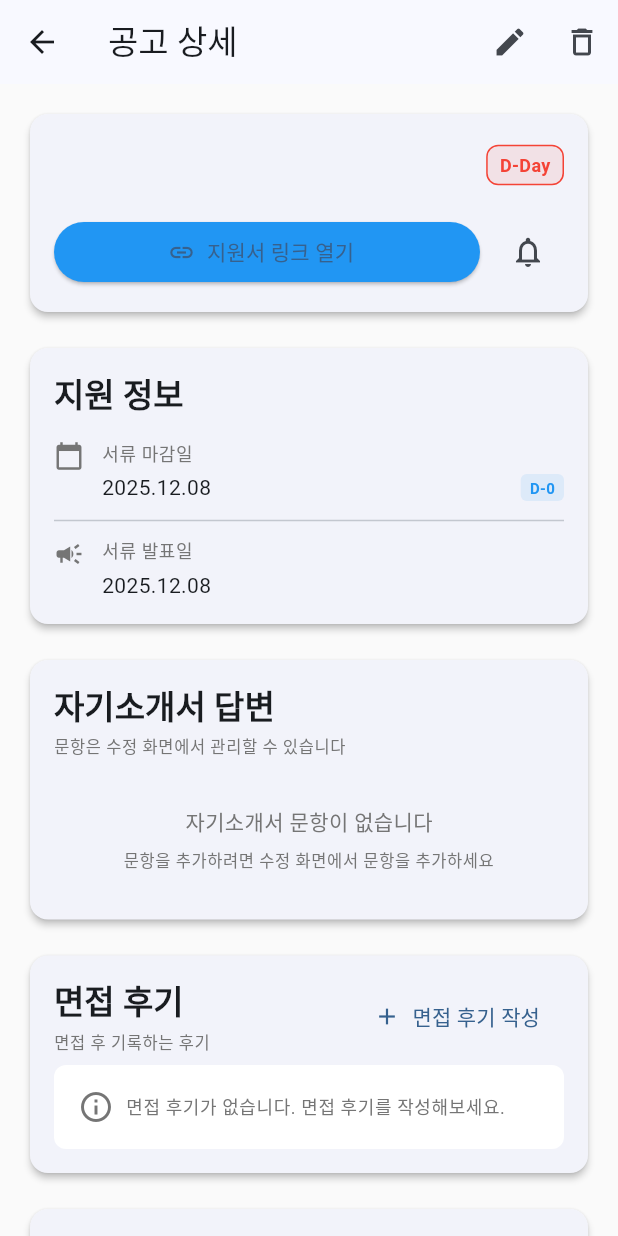
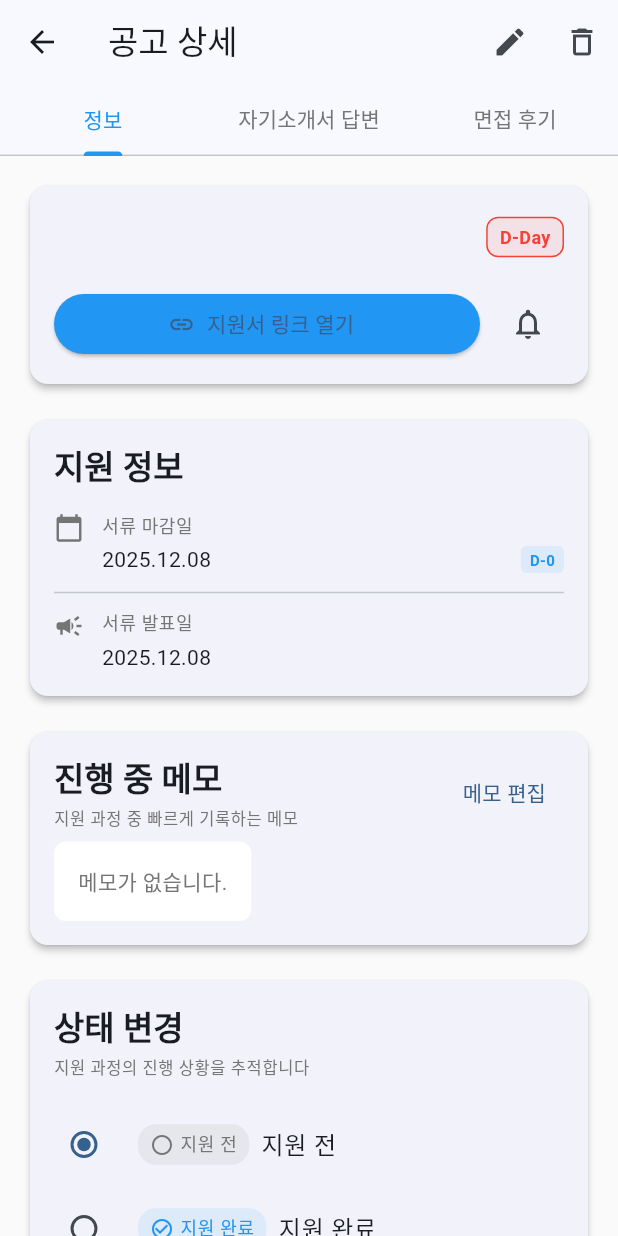
Before and after one commit to rbtc2/Jiwonham, a Flutter app: the ApplicationDetailScreen screen opened directly with empty values, on a phone screen of 412 x 824 dp. Run offline on Flutter 3.47's test engine with Material 3 defaults, Android fonts, the light colour scheme and no system bars; our stand-ins replace shared_preferences; accounts and stored records are empty; Roboto replaces fonts that are missing (Pretendard).

Commit message:
탭스와이프

```diff
--- a/lib/screens/application_detail/application_detail_screen.dart
+++ b/lib/screens/application_detail/application_detail_screen.dart
@@ -23,16 +23,26 @@ class ApplicationDetailScreen extends StatefulWidget {
       _ApplicationDetailScreenState();
 }
 
-class _ApplicationDetailScreenState extends State<ApplicationDetailScreen> {
+class _ApplicationDetailScreenState extends State<ApplicationDetailScreen>
+    with SingleTickerProviderStateMixin {
   // Phase 1: 실제 Application 데이터 사용
   late Application _application;
   // 상태 변경 추적 플래그
   bool _hasChanges = false;
+  // 탭 컨트롤러
+  late TabController _tabController;
 
   @override
   void initState() {
     super.initState();
     _application = widget.application;
+    _tabController = TabController(length: 3, vsync: this);
+  }
+
+  @override
+  void dispose() {
+    _tabController.dispose();
+    super.dispose();
   }
 
   // Phase 1: Application 데이터 다시 로드
@@ -185,8 +195,36 @@ class _ApplicationDetailScreenState extends State<ApplicationDetailScreen> {
               tooltip: AppStrings.delete,
             ),
           ],
+          bottom: TabBar(
+            controller: _tabController,
+            tabs: const [
+              Tab(text: '정보'),
+              Tab(text: AppStrings.coverLetterAnswers),
+              Tab(text: AppStrings.interviewReview),
+            ],
+            labelColor: AppColors.primary,
+            unselectedLabelColor: AppColors.textSecondary,
+            indicatorColor: AppColors.primary,
           ),
-        body: SingleChildScrollView(
+        ),
+        body: TabBarView(
+          controller: _tabController,
+          children: [
+            // 정보 탭: 기본 정보, 지원 정보, 메모, 상태 변경
+            _buildInfoTab(context),
+            // 자기소개서 탭
+            _buildCoverLetterTab(context),
+            // 면접 후기 탭
+            _buildInterviewReviewTab(context),
+          ],
+        ),
+      ),
+    );
+  }
+
+  // 정보 탭 빌드
+  Widget _buildInfoTab(BuildContext context) {
+    return SingleChildScrollView(
       physics: const AlwaysScrollableScrollPhysics(),
       padding: const EdgeInsets.all(16.0),
       child: Column(
@@ -201,14 +239,6 @@ class _ApplicationDetailScreenState extends State<ApplicationDetailScreen> {
           _buildApplicationInfoSection(context),
           const SizedBox(height: 16),
 
-              // 자기소개서 문항 섹션
-              _buildCoverLetterSection(context),
-              const SizedBox(height: 16),
-
-              // 면접 후기 섹션
-              _buildInterviewReviewSection(context),
-              const SizedBox(height: 16),
-
           // 메모 섹션
           _buildMemoSection(context),
           const SizedBox(height: 16),
@@ -219,7 +249,41 @@ class _ApplicationDetailScreenState extends State<ApplicationDetailScreen> {
           const SizedBox(height: 100),
         ],
       ),
+    );
+  }
+
+  // 자기소개서 탭 빌드
+  Widget _buildCoverLetterTab(BuildContext context) {
+    return SingleChildScrollView(
+      physics: const AlwaysScrollableScrollPhysics(),
+      padding: const EdgeInsets.all(16.0),
+      child: Column(
+        mainAxisSize: MainAxisSize.min,
+        crossAxisAlignment: CrossAxisAlignment.start,
+        children: [
+          // 자기소개서 문항 섹션
+          _buildCoverLetterSection(context),
+          // 하단 패딩 추가
+          const SizedBox(height: 100),
+        ],
       ),
+    );
+  }
+
+  // 면접 후기 탭 빌드
+  Widget _buildInterviewReviewTab(BuildContext context) {
+    return SingleChildScrollView(
+      physics: const AlwaysScrollableScrollPhysics(),
+      padding: const EdgeInsets.all(16.0),
+      child: Column(
+        mainAxisSize: MainAxisSize.min,
+        crossAxisAlignment: CrossAxisAlignment.start,
+        children: [
+          // 면접 후기 섹션
+          _buildInterviewReviewSection(context),
+          // 하단 패딩 추가
+          const SizedBox(height: 100),
+        ],
       ),
     );
   }
```
Also changed, not shown: lib/screens/applications/application_list_item.dart (+38 -44 lines). Lines whose indentation alone changed are shown as unchanged.
